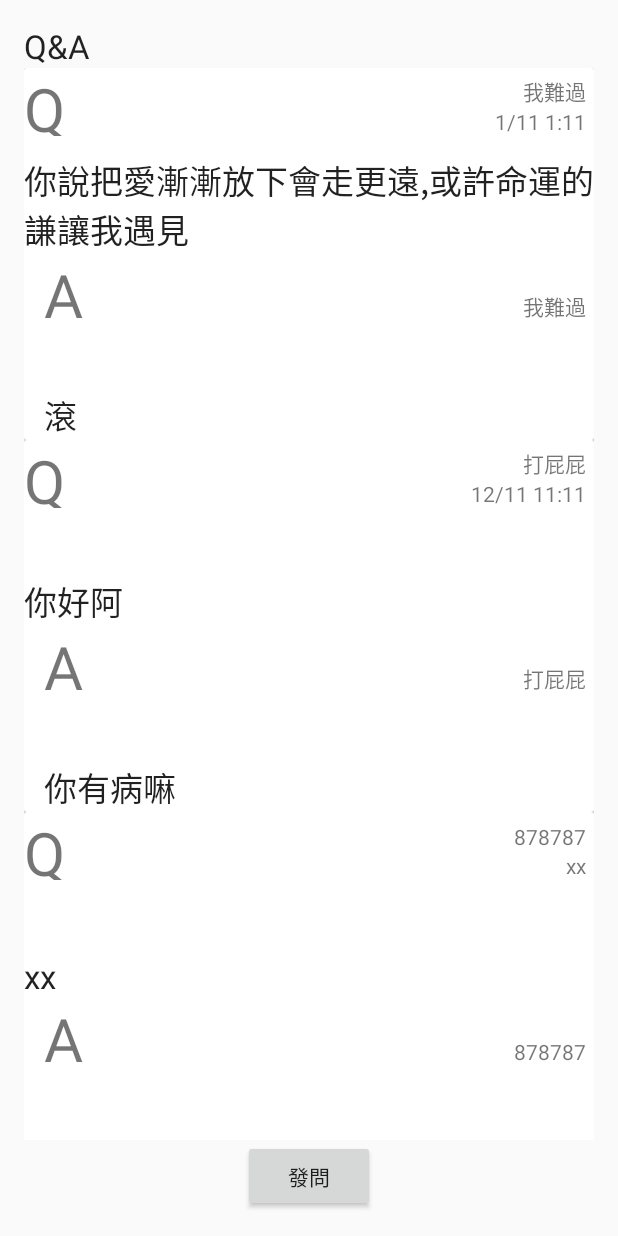
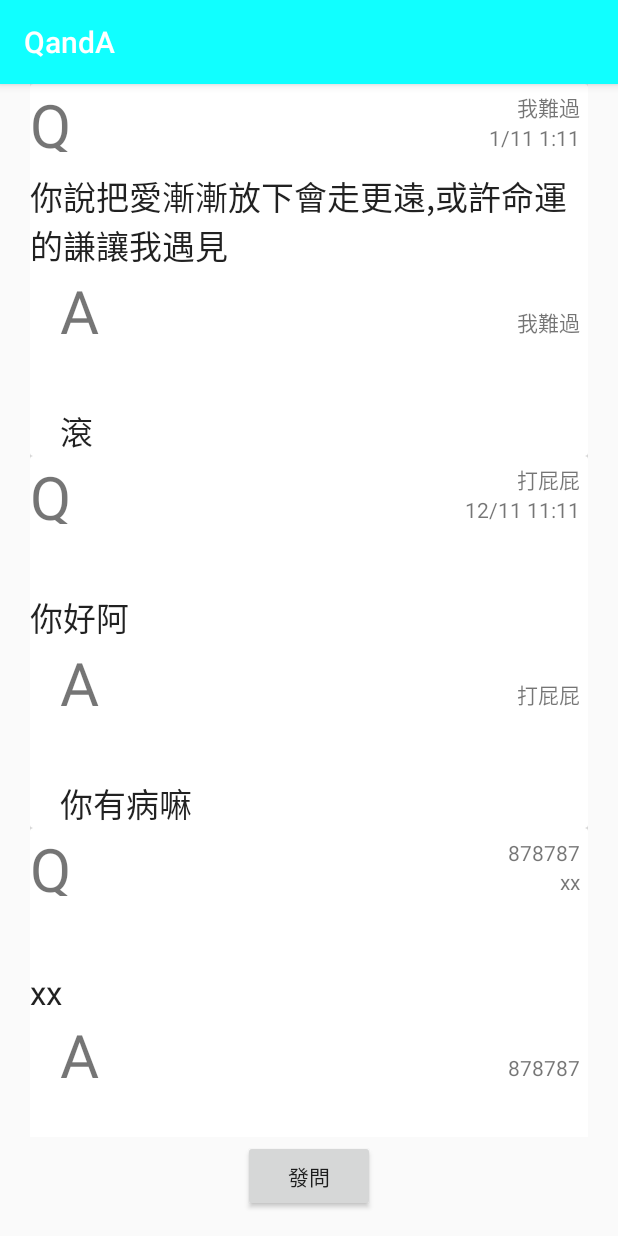
Before and after one commit to BlackTeaToast/ZeroDistance, an Android app: the QAActivity screen opened directly, with no data from a screen before it, on a phone screen of 412 x 824 dp. Run offline under Robolectric (Android 15) with nearby library versions, the phone set to English and light mode, and no system bars.

Commit message:
Q&A<toolbar>的出生

```diff
--- a/app/src/main/java/com/yoyoyee/zerodistance/activity/QAActivity.java
+++ b/app/src/main/java/com/yoyoyee/zerodistance/activity/QAActivity.java
@@ -1,12 +1,15 @@
 package com.yoyoyee.zerodistance.activity;
 
         import android.content.Intent;
+        import android.support.v7.app.ActionBar;
         import android.support.v7.app.AppCompatActivity;
         import android.os.Bundle;
         import android.support.v7.widget.LinearLayoutManager;
         import android.support.v7.widget.RecyclerView;
+        import android.support.v7.widget.Toolbar;
         import android.view.View;
         import android.widget.Button;
+
 
         import com.yoyoyee.zerodistance.R;
         import com.yoyoyee.zerodistance.app.QAndA;
@@ -16,12 +19,19 @@ public class QAActivity extends AppCompatActivity {
     Button GO;
     QAndA Q =new QAndA();
     Boolean isQ=true;
+    Toolbar toolbar;
     @Override
 
 
     protected void onCreate(Bundle savedInstanceState) {
         super.onCreate(savedInstanceState);
         setContentView(R.layout.activity_qa);
+        //toolbar
+        toolbar= (Toolbar) findViewById(R.id.qAndA_Toolbar);
+        setSupportActionBar(toolbar);
+        ActionBar actionBar = getSupportActionBar();
+        actionBar.setTitle(getResources().getString(R.string.qAndA_Title));
+        //
         GO = (Button)findViewById(R.id.for_Q_Button);
         GO.setOnClickListener(new Button.OnClickListener() {
             @Override
--- a/app/src/main/java/com/yoyoyee/zerodistance/helper/QAAdapter.java
+++ b/app/src/main/java/com/yoyoyee/zerodistance/helper/QAAdapter.java
@@ -20,7 +20,6 @@ public class QAAdapter  extends RecyclerView.Adapter<QAAdapter.ViewHolder> {
         public TextView a_A_Title,  a_Atime, a_Acontent;
         public ViewHolder(View v) {
             super(v);
-
             q_Q_Title = (TextView) v.findViewById(R.id.q_Q_Title);
             q_Qname = (TextView) v.findViewById(R.id.q_Qname);
             q_Qtime = (TextView) v.findViewById(R.id.q_Qtime);
@@ -42,7 +41,6 @@ public class QAAdapter  extends RecyclerView.Adapter<QAAdapter.ViewHolder> {
         this.a_Acontenttext = a_Acontenttext;
      //   this.a_Anametext = a_Anametext;
     }
-
 
     @Override
     public QAAdapter.ViewHolder onCreateViewHolder(ViewGroup parent, int viewType) {
@@ -66,6 +64,6 @@ public class QAAdapter  extends RecyclerView.Adapter<QAAdapter.ViewHolder> {
 
     @Override
     public int getItemCount() {
-        return q_Qnametext.length;
+    return q_Qnametext.length;
     }
 }
--- a/app/src/main/res/layout/activity_qa.xml
+++ b/app/src/main/res/layout/activity_qa.xml
@@ -1,27 +1,16 @@
 <?xml version="1.0" encoding="utf-8"?>
 <RelativeLayout xmlns:android="http://schemas.android.com/apk/res/android"
     xmlns:tools="http://schemas.android.com/tools"
-    android:layout_width="wrap_content"
+    android:layout_width="fill_parent"
     android:layout_height="match_parent"
     android:paddingBottom="@dimen/activity_vertical_margin"
-    android:paddingLeft="@dimen/activity_horizontal_margin"
-    android:paddingRight="@dimen/activity_horizontal_margin"
-    android:paddingTop="@dimen/activity_vertical_margin"
     tools:context="com.yoyoyee.zerodistance.activity.QAActivity">
 
-    <TextView
+    <include
         android:layout_width="fill_parent"
         android:layout_height="wrap_content"
-        android:textAppearance="?android:attr/textAppearanceLarge"
-        android:text="Q&amp;A"
-        android:id="@+id/qaaTitle"
-        android:layout_alignParentTop="true"
-        android:layout_alignParentLeft="true"
-        android:layout_alignParentStart="true"
-        android:nestedScrollingEnabled="false"
-        android:layout_alignParentRight="false"
-        android:layout_alignWithParentIfMissing="false"
-        android:layout_alignParentBottom="false" />
+        layout="@layout/tool_bar"
+        android:id="@+id/qAndA_Toolbar" />
 
     <Button
         android:layout_width="wrap_content"
@@ -34,10 +23,12 @@
     <GridLayout
         android:layout_width="match_parent"
         android:layout_height="match_parent"
-        android:layout_below="@+id/qaaTitle"
+        android:layout_below="@+id/qAndA_Toolbar"
         android:layout_alignParentLeft="true"
         android:layout_alignParentStart="true"
-        android:layout_above="@+id/for_Q_Button">
+        android:layout_marginLeft="20dp"
+        android:layout_marginRight="20dp"
+        android:layout_marginBottom="50dp">
 
         <android.support.v7.widget.RecyclerView
             android:layout_width="wrap_content"
--- a/app/src/main/res/layout/fragment_qanda.xml
+++ b/app/src/main/res/layout/fragment_qanda.xml
@@ -77,14 +77,15 @@
         <TextView
             android:layout_width="103dp"
             android:layout_height="45dp"
-            android:layout_column="1"
+            android:layout_column="0"
             android:id="@+id/a_A_Title"
             android:layout_row="2"
             android:layout_columnWeight="1"
             android:text="A"
             android:layout_gravity="fill"
             android:layout_rowSpan="2"
-            android:textSize="40dp" />
+            android:textSize="40dp"
+            android:layout_marginLeft="20dp" />
 
         <!--<TextView-->
             <!--android:layout_width="wrap_content"-->
@@ -116,7 +117,8 @@
             android:text="內容"
             android:id="@+id/a_Acontent"
             android:layout_row="5"
-            android:layout_column="1" />
+            android:layout_column="0"
+            android:layout_marginLeft="20dp" />
 
     </GridLayout>
     </LinearLayout>
--- a/app/src/main/res/values/strings.xml
+++ b/app/src/main/res/values/strings.xml
@@ -112,6 +112,7 @@
     <string name="ask_for_title">發問</string>
     <string name="ask_for_ok">確認</string>
     <string name="ask_for_cancle">取消</string>
+    <string name="qAndA_Title">QandA</string>
 
 
 
```
